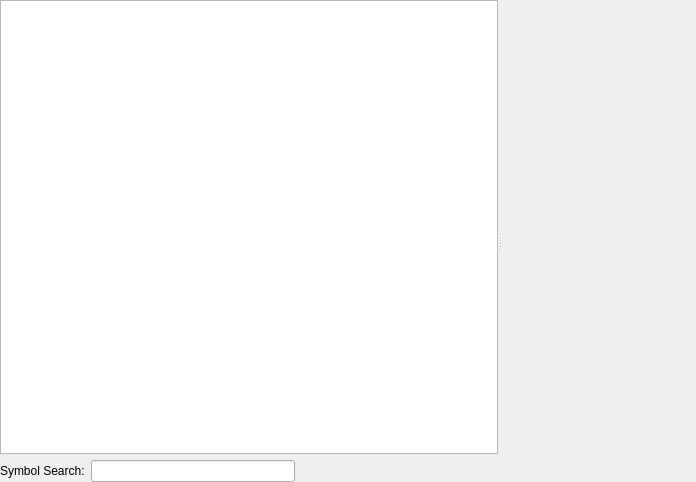
This is src/gdxviewer/gdxviewer.ui in GAMS-dev/studio as Qt 5 draws it before an edit. The edited form follows.
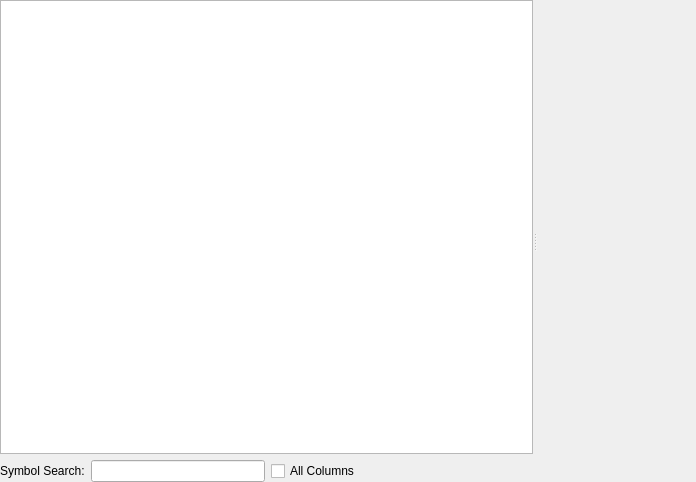
This is the edited form. Custom widgets are drawn as their Qt base class.

Commit message: allow to toggle the search behavior between searching in all columns and searching in the name column only

```diff
--- a/src/gdxviewer/gdxviewer.ui
+++ b/src/gdxviewer/gdxviewer.ui
@@ -34,7 +34,7 @@
      <property name="orientation">
       <enum>Qt::Horizontal</enum>
      </property>
-     <widget class="QWidget" name="">
+     <widget class="QWidget" name="layoutWidget">
       <layout class="QVBoxLayout" name="verticalLayout">
        <item>
         <widget class="QTableView" name="tvSymbols">
@@ -85,6 +85,13 @@
          <item>
           <widget class="QLineEdit" name="lineEdit"/>
          </item>
+         <item>
+          <widget class="QCheckBox" name="cbToggleSearch">
+           <property name="text">
+            <string>All Columns</string>
+           </property>
+          </widget>
+         </item>
          <item>
           <spacer name="horizontalSpacer">
            <property name="orientation">
```
The commit also changes 2 other files.
